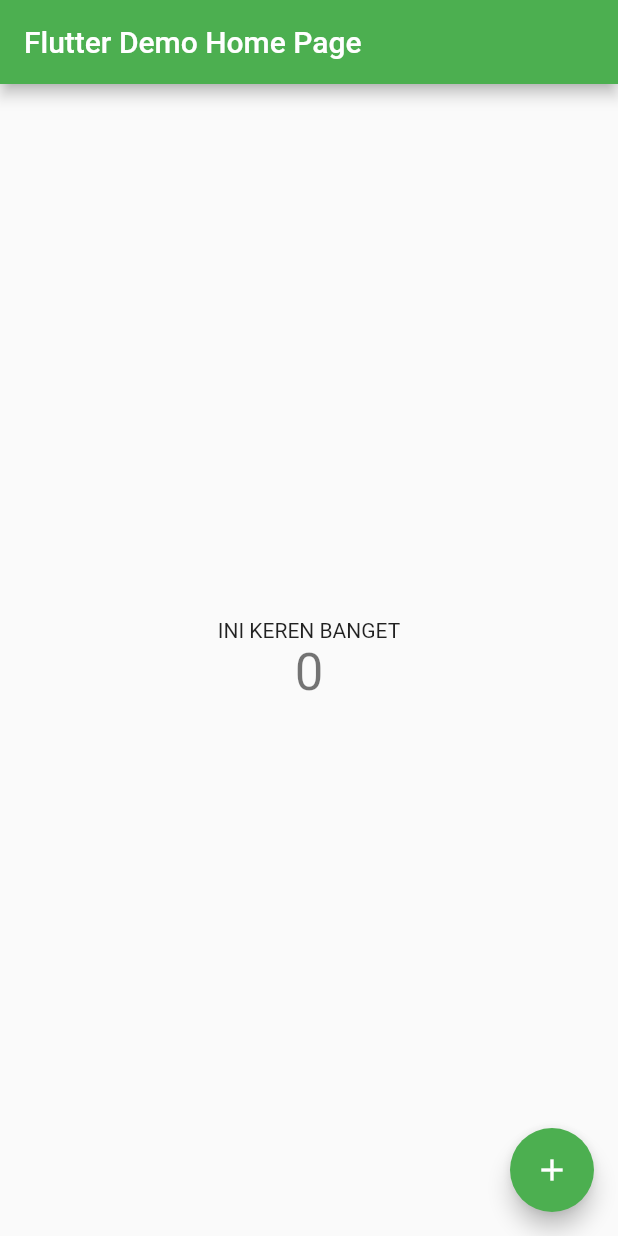
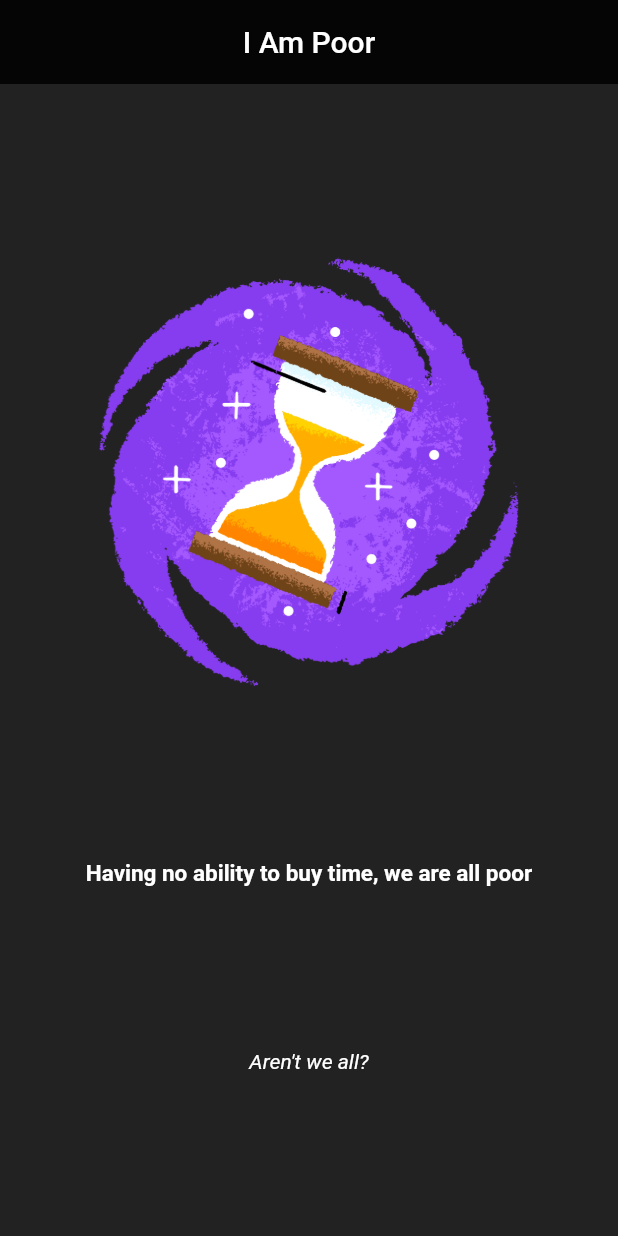
Before and after one commit to jonathanfilbert/Iampoor, a Flutter app: the screen it shows after launch, on a phone screen of 412 x 824 dp. Run offline on Flutter 3.47's test engine with Material 2 defaults, Android fonts, the phone set to English and light mode, and no system bars.

Commit message:
Initial and I am poor finished

```diff
--- a/lib/main.dart
+++ b/lib/main.dart
@@ -1,111 +1,39 @@
 import 'package:flutter/material.dart';
 
-void main() => runApp(MyApp());
-
-class MyApp extends StatelessWidget {
-  // This widget is the root of your application.
-  @override
-  Widget build(BuildContext context) {
-    return MaterialApp(
-      title: 'Flutter Demo',
-      theme: ThemeData(
-        // This is the theme of your application.
-        //
-        // Try running your application with "flutter run". You'll see the
-        // application has a blue toolbar. Then, without quitting the app, try
-        // changing the primarySwatch below to Colors.green and then invoke
-        // "hot reload" (press "r" in the console where you ran "flutter run",
-        // or simply save your changes to "hot reload" in a Flutter IDE).
-        // Notice that the counter didn't reset back to zero; the application
-        // is not restarted.
-        primarySwatch: Colors.green,
-      ),
-      home: MyHomePage(title: 'Flutter Demo Home Page'),
-    );
-  }
-}
-
-class MyHomePage extends StatefulWidget {
-  MyHomePage({Key key, this.title}) : super(key: key);
-
-  // This widget is the home page of your application. It is stateful, meaning
-  // that it has a State object (defined below) that contains fields that affect
-  // how it looks.
-
-  // This class is the configuration for the state. It holds the values (in this
-  // case the title) provided by the parent (in this case the App widget) and
-  // used by the build method of the State. Fields in a Widget subclass are
-  // always marked "final".
-
-  final String title;
-
-  @override
-  _MyHomePageState createState() => _MyHomePageState();
-}
-
-class _MyHomePageState extends State<MyHomePage> {
-  int _counter = 0;
-
-  void _incrementCounter() {
-    setState(() {
-      // This call to setState tells the Flutter framework that something has
-      // changed in this State, which causes it to rerun the build method below
-      // so that the display can reflect the updated values. If we changed
-      // _counter without calling setState(), then the build method would not be
-      // called again, and so nothing would appear to happen.
-      _counter++;
-    });
-  }
-
-  @override
-  Widget build(BuildContext context) {
-    // This method is rerun every time setState is called, for instance as done
-    // by the _incrementCounter method above.
-    //
-    // The Flutter framework has been optimized to make rerunning build methods
-    // fast, so that you can just rebuild anything that needs updating rather
-    // than having to individually change instances of widgets.
-    return Scaffold(
+void main() => runApp(
+      MaterialApp(
+        home: Scaffold(
           appBar: AppBar(
-        // Here we take the value from the MyHomePage object that was created by
-        // the App.build method, and use it to set our appbar title.
-        title: Text(widget.title),
+            elevation: 0.0,
+            title: Text('I Am Poor'),
+            centerTitle: true,
+            backgroundColor: Colors.black87,
           ),
           body: Center(
-        // Center is a layout widget. It takes a single child and positions it
-        // in the middle of the parent.
             child: Column(
-          // Column is also a layout widget. It takes a list of children and
-          // arranges them vertically. By default, it sizes itself to fit its
-          // children horizontally, and tries to be as tall as its parent.
-          //
-          // Invoke "debug painting" (press "p" in the console, choose the
-          // "Toggle Debug Paint" action from the Flutter Inspector in Android
-          // Studio, or the "Toggle Debug Paint" command in Visual Studio Code)
-          // to see the wireframe for each widget.
-          //
-          // Column has various properties to control how it sizes itself and
-          // how it positions its children. Here we use mainAxisAlignment to
-          // center the children vertically; the main axis here is the vertical
-          // axis because Columns are vertical (the cross axis would be
-          // horizontal).
-          mainAxisAlignment: MainAxisAlignment.center,
+              mainAxisAlignment: MainAxisAlignment.spaceEvenly,
               children: <Widget>[
-            Text(
-              'INI KEREN BANGET',
+                Image(
+                  image: AssetImage('assets/images/waiting.png'),
+                  width: 300.0,
+                  height: 300.0,
                 ),
                 Text(
-              '$_counter',
-              style: Theme.of(context).textTheme.display1,
+                  'Having no ability to buy time, we are all poor',
+                  style: TextStyle(
+                      color: Colors.white,
+                      fontSize: 15.0,
+                      fontWeight: FontWeight.bold),
+                ),
+                Text(
+                  "Aren't we all?",
+                  style: TextStyle(
+                      fontStyle: FontStyle.italic, color: Colors.white),
                 ),
               ],
             ),
           ),
-      floatingActionButton: FloatingActionButton(
-        onPressed: _incrementCounter,
-        tooltip: 'Increment',
-        child: Icon(Icons.add),
-      ), // This trailing comma makes auto-formatting nicer for build methods.
+          backgroundColor: Colors.black87,
+        ),
+      ),
     );
-  }
-}
```
Also changed, not shown: pubspec.yaml (+2 -9 lines), assets/images/diamond.png (added), assets/images/icon.png (added), assets/images/waiting.png (added), 10 other files. Lines whose indentation alone changed are shown as unchanged.
